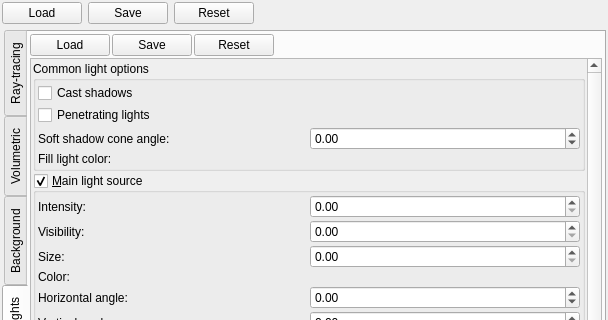
Above: mandelbulber2/qt/dock_effects.ui from buddhi1980/mandelbulber2 before the change; both pictures show x 0 to 608 and y 0 to 320 of the 608 by 1156 pixel window. Below: the same form after it.
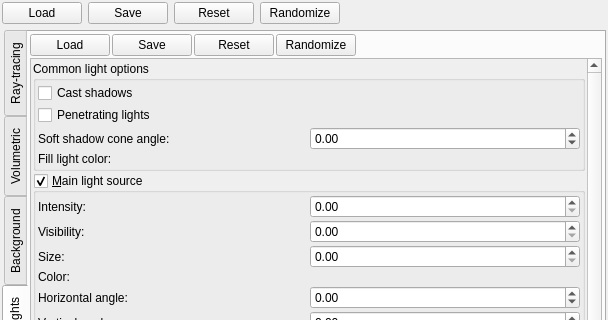
That is the form after the change. The open tabs and pages were chosen to show the change. Icons and pictures are not drawn. Custom widgets are drawn as their Qt base class.

Commit message: Added cRandomizerDialog class and test randomizer buttons in Effects dock

```diff
--- a/mandelbulber2/qt/dock_effects.ui
+++ b/mandelbulber2/qt/dock_effects.ui
@@ -49,6 +49,13 @@
        </property>
       </widget>
      </item>
+     <item>
+      <widget class="cButtonRandomSettingsFromWidget" name="pushButton_local_randomize">
+       <property name="text">
+        <string>Randomize</string>
+       </property>
+      </widget>
+     </item>
      <item>
       <spacer name="horizontalSpacer">
        <property name="orientation">
@@ -2706,6 +2713,13 @@
            </property>
           </widget>
          </item>
+         <item>
+          <widget class="cButtonRandomSettingsFromWidget" name="pushButton_local_randomize_5">
+           <property name="text">
+            <string>Randomize</string>
+           </property>
+          </widget>
+         </item>
          <item>
           <spacer name="horizontalSpacer_7">
            <property name="orientation">
@@ -4921,6 +4935,11 @@
    <extends>QWidget</extends>
    <header>file_select_widget.h</header>
   </customwidget>
+  <customwidget>
+   <class>cButtonRandomSettingsFromWidget</class>
+   <extends>QPushButton</extends>
+   <header>buton_random_settings_from_widget.h</header>
+  </customwidget>
  </customwidgets>
  <tabstops>
   <tabstop>scrollArea_7</tabstop>
```
Left out of the diff: 50 changed lines with no effect on the pictures. The commit also changes 7 other files.
